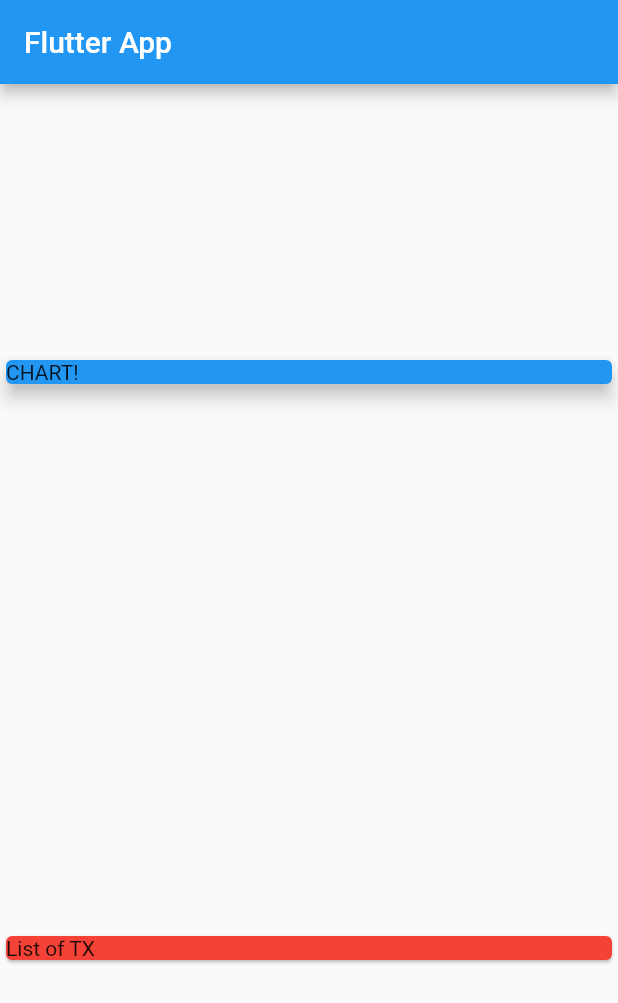
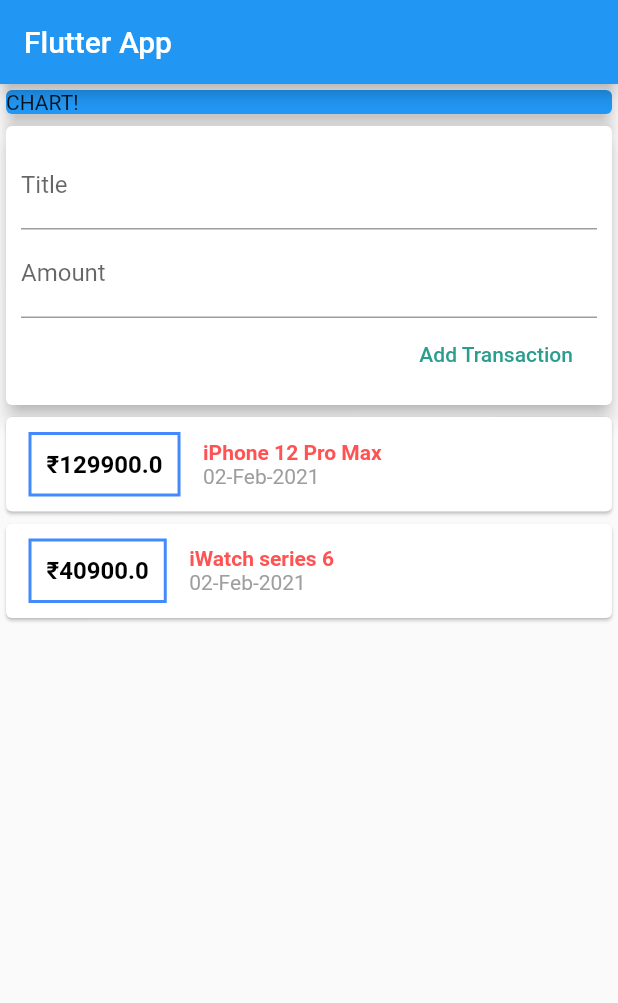
Before and after one commit to rajbhensdadiya/expenseplanner, a Flutter app: the screen it shows after launch, on a phone screen of 412 x 824 dp. Shown: the top 1003 px of the screen. Run offline on Flutter 3.47's test engine with Material 2 defaults, Android fonts, the phone set to English and light mode, and no system bars.

Commit message:
split widgets and models

```diff
--- a/lib/main.dart
+++ b/lib/main.dart
@@ -1,5 +1,5 @@
+import './widgets/user_transaction.dart';
 import 'package:flutter/material.dart';
-import './transaction.dart';
 
 void main() => runApp(MyApp());
 
@@ -7,28 +7,17 @@ class MyApp extends StatelessWidget {
   @override
   Widget build(BuildContext context) {
     return MaterialApp(
-      title: 'Flutter App',
+      title: 'Expense Planner',
       home: MyHomePage(),
     );
   }
 }
 
 class MyHomePage extends StatelessWidget {
-  final List<Transaction> transactions = [
-    Transaction(
-      id: 't1',
-      title: 'iPhone 12 Pro Max',
-      amount: 1299.99,
-      date: DateTime.now(),
-    ),
-    Transaction(
-      id: 't2',
-      title: 'iWatch series 6',
-      amount: 799.99,
-      date: DateTime.now(),
-    ),
-  ];
-
+  //String titleInput;
+  //String amountInput;
+  final titleController = TextEditingController();
+  final amountController = TextEditingController();
   @override
   Widget build(BuildContext context) {
     return Scaffold(
@@ -36,7 +25,7 @@ class MyHomePage extends StatelessWidget {
         title: Text('Flutter App'),
       ),
       body: Column(
-        mainAxisAlignment: MainAxisAlignment.spaceAround,
+        //mainAxisAlignment: MainAxisAlignment.spaceAround,
         crossAxisAlignment: CrossAxisAlignment.stretch,
         children: <Widget>[
           Container(
@@ -47,10 +36,7 @@ class MyHomePage extends StatelessWidget {
               elevation: 5,
             ),
           ),
-          Card(
-            color: Colors.red,
-            child: Text("List of TX"),
-          ),
+          UserTransaction()
         ],
       ),
     );
--- /dev/null
+++ b/lib/widgets/new_transaction.dart
@@ -0,0 +1,42 @@
+import 'package:flutter/material.dart';
+
+class NewTransaction extends StatelessWidget {
+  final Function addTx;
+  final titleController = TextEditingController();
+  final amountController = TextEditingController();
+  NewTransaction(this.addTx);
+  @override
+  Widget build(BuildContext context) {
+    return Card(
+      elevation: 5,
+      child: Container(
+        padding: EdgeInsets.all(10),
+        child: Column(
+          crossAxisAlignment: CrossAxisAlignment.end,
+          children: <Widget>[
+            TextField(
+              decoration: InputDecoration(labelText: "Title"),
+              //onChanged: (val) => titleInput = val,
+              controller: titleController,
+            ),
+            TextField(
+              decoration: InputDecoration(labelText: "Amount"),
+              //onChanged: (val) => amountInput = val,
+              controller: amountController,
+            ),
+            FlatButton(
+              child: Text('Add Transaction'),
+              textColor: Color.fromRGBO(42, 157, 143, 1),
+              onPressed: () {
+                addTx(
+                  titleController.text,
+                  double.parse(amountController.text),
+                );
+              },
+            ),
+          ],
+        ),
+      ),
+    );
+  }
+}
--- /dev/null
+++ b/lib/widgets/transaction_list.dart
@@ -0,0 +1,64 @@
+import 'package:expenseplanner/models/transaction.dart';
+import 'package:flutter/material.dart';
+import '../models/transaction.dart';
+import 'package:intl/intl.dart';
+
+class TransactionList extends StatelessWidget {
+  final List<Transaction> transactions;
+  TransactionList(this.transactions);
+
+  @override
+  Widget build(BuildContext context) {
+    return Column(
+      children: transactions.map((tx) {
+        return Card(
+          child: Row(
+            children: <Widget>[
+              Container(
+                margin: EdgeInsets.symmetric(
+                  horizontal: 15,
+                  vertical: 10,
+                ),
+                decoration: BoxDecoration(
+                  border: Border.all(
+                    color: Colors.blueAccent,
+                    width: 2,
+                  ),
+                ),
+                padding: EdgeInsets.all(10),
+                child: Text(
+                  '₹${tx.amount}',
+                  style: TextStyle(
+                    fontWeight: FontWeight.bold,
+                    fontSize: 16,
+                    color: Colors.black,
+                  ),
+                ),
+              ),
+              Column(
+                crossAxisAlignment: CrossAxisAlignment.start,
+                children: <Widget>[
+                  Text(
+                    tx.title,
+                    style: TextStyle(
+                      fontWeight: FontWeight.bold,
+                      fontSize: 14,
+                      color: Colors.redAccent,
+                    ),
+                    textAlign: TextAlign.left,
+                  ),
+                  Text(
+                    DateFormat('dd-MMM-yyyy').format(tx.date),
+                    style: TextStyle(
+                      color: Colors.grey,
+                    ),
+                  ),
+                ],
+              )
+            ],
+          ),
+        );
+      }).toList(),
+    );
+  }
+}
--- /dev/null
+++ b/lib/widgets/user_transaction.dart
@@ -0,0 +1,47 @@
+import 'package:flutter/material.dart';
+import './new_transaction.dart';
+import './transaction_list.dart';
+import '../models/transaction.dart';
+
+class UserTransaction extends StatefulWidget {
+  @override
+  _UserTransactionState createState() => _UserTransactionState();
+}
+
+class _UserTransactionState extends State<UserTransaction> {
+  final List<Transaction> _userTransactions = [
+    Transaction(
+      id: 't1',
+      title: 'iPhone 12 Pro Max',
+      amount: 129900.00,
+      date: DateTime.now(),
+    ),
+    Transaction(
+      id: 't2',
+      title: 'iWatch series 6',
+      amount: 40900.00,
+      date: DateTime.now(),
+    ),
+  ];
+  void _addNewTransaction(String txtitle, double txamount) {
+    final newTx = Transaction(
+      id: DateTime.now().toString(),
+      title: txtitle,
+      amount: txamount,
+      date: DateTime.now(),
+    );
+    setState(() {
+      _userTransactions.add(newTx);
+    });
+  }
+
+  @override
+  Widget build(BuildContext context) {
+    return Column(
+      children: <Widget>[
+        NewTransaction(_addNewTransaction),
+        TransactionList(_userTransactions),
+      ],
+    );
+  }
+}
--- a/pubspec.yaml
+++ b/pubspec.yaml
@@ -23,7 +23,7 @@ environment:
 dependencies:
   flutter:
     sdk: flutter
-
+  intl: ^0.16.1
 
   # The following adds the Cupertino Icons font to your application.
   # Use with the CupertinoIcons class for iOS style icons.
```
Also changed, not shown: lib/models/transaction.dart (renamed from lib/transaction.dart), pubspec.lock.
